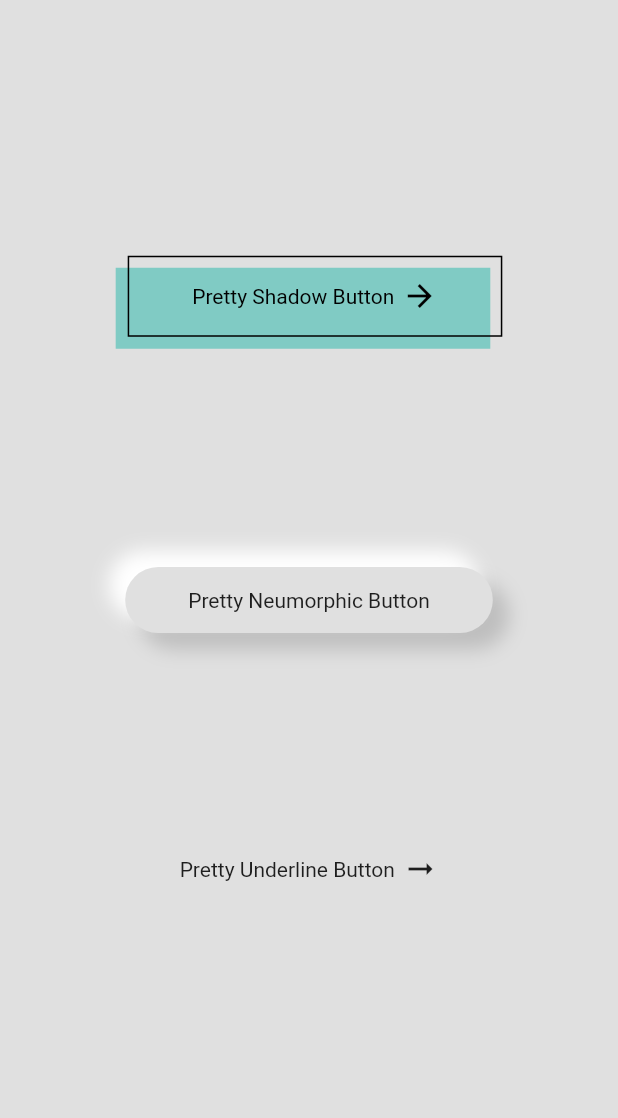
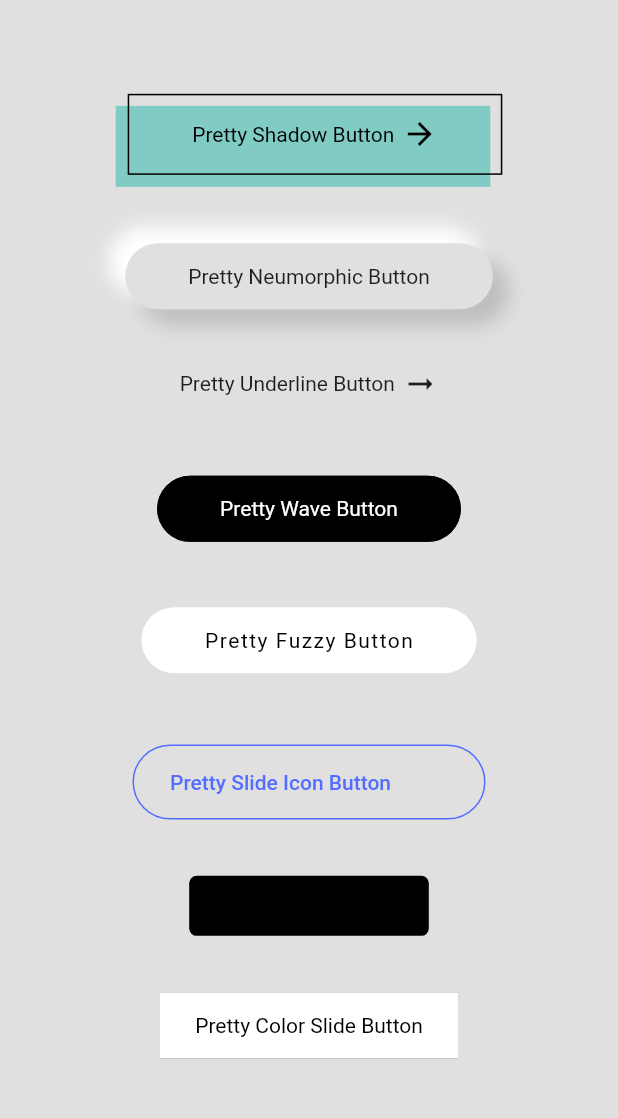
Before and after one commit to YeLwinOo-Steve/pretty_animated_buttons, a Flutter app: the screen it shows after launch, on a phone screen of 412 x 824 dp, the part 84-1202 px from its top. Run offline on Flutter 3.47's test engine with Material 2 defaults, Android fonts, the phone set to English and light mode, and no system bars; our stand-ins replace flutter_inset_box_shadow.

Commit message:
more buttons added

```diff
--- a/example/lib/main.dart
+++ b/example/lib/main.dart
@@ -61,6 +61,31 @@ class _PrettyButtonsExampleState extends State<PrettyButtonsExample> {
                 onPressed: () {},
                 secondSlideColor: scaffoldBg,
               ),
+              PrettyWaveButton(
+                child: const Text(
+                  'Pretty Wave Button',
+                  style: TextStyle(
+                    color: Colors.white,
+                  ),
+                ),
+                onPressed: () {},
+              ),
+              const PrettyFuzzyButton(
+                label: 'Pretty Fuzzy Button',
+                foregroundColor: Colors.black,
+              ),
+              PrettySlideIconButton(
+                foregroundColor: Colors.indigoAccent,
+                icon: Icons.arrow_forward,
+                label: 'Pretty Slide Icon Button',
+                labelStyle: Theme.of(context).textTheme.bodyLarge!,
+                slidePosition: SlidePosition.right,
+              ),
+              const PrettySlideUpButton(
+                firstChild: Text('First Slide Up Text'),
+                secondChild: Text('First Slide Up Text'),
+              ),
+              PrettyColorSlideButton(label: 'Pretty Color Slide Button',),
             ],
           ),
         ),
--- a/lib/configs/pkg_colors.dart
+++ b/lib/configs/pkg_colors.dart
@@ -3,3 +3,4 @@ import 'package:flutter/material.dart';
 const kBlack = Colors.black;
 const kWhite = Colors.white;
 final Color kTeal200 = Colors.teal.shade200;
+const kTransparent = Colors.transparent;
--- a/lib/configs/pkg_sizes.dart
+++ b/lib/configs/pkg_sizes.dart
@@ -23,6 +23,7 @@ const double s32 = 32.0;
 const double s38 = 38.0;
 const double s40 = 40.0;
 const double s42 = 42.0;
+const double s44 = 44.0;
 const double s48 = 48.0;
 const double s50 = 50.0;
 const double s60 = 60.0;
--- /dev/null
+++ b/lib/enums/slide_positions.dart
@@ -0,0 +1,6 @@
+enum SlidePosition {
+  left,
+  right,
+  top,
+  bottom,
+}
--- a/lib/pretty_buttons.dart
+++ b/lib/pretty_buttons.dart
@@ -4,3 +4,10 @@ export './widgets/pretty_shadow_button.dart';
 export './widgets/pretty_neumorphic_button.dart';
 export './widgets/pretty_slide_up_button.dart';
 export './widgets/pretty_underline_button.dart';
+export './widgets/pretty_wave_button.dart';
+export './widgets/pretty_fuzzy_button.dart';
+export './widgets/pretty_slide_icon_button.dart';
+export './widgets/pretty_color_slide_button.dart';
+
+// enumerations
+export './enums/slide_positions.dart';
--- /dev/null
+++ b/lib/widgets/pretty_color_slide_button.dart
@@ -0,0 +1,133 @@
+import 'package:flutter/material.dart';
+import 'package:pretty_buttons/configs/pkg_colors.dart';
+import 'package:pretty_buttons/configs/pkg_sizes.dart';
+import 'package:pretty_buttons/enums/slide_positions.dart';
+import 'package:pretty_buttons/extensions/string_ex.dart';
+import 'package:pretty_buttons/extensions/widget_ex.dart';
+
+class PrettyColorSlideButton extends StatefulWidget {
+  const PrettyColorSlideButton({
+    super.key,
+    this.bgColor = kBlack,
+    this.foregroundColor = kWhite,
+    required this.label,
+    this.labelStyle,
+    this.position = SlidePosition.bottom,
+    this.padding = const EdgeInsets.symmetric(horizontal: s24, vertical: s14),
+  });
+  final Color bgColor;
+  final Color foregroundColor;
+  final String label;
+  final TextStyle? labelStyle;
+  final SlidePosition position;
+  final EdgeInsetsGeometry? padding;
+  @override
+  State<PrettyColorSlideButton> createState() => _PrettyColorSlideButtonState();
+}
+
+class _PrettyColorSlideButtonState extends State<PrettyColorSlideButton>
+    with SingleTickerProviderStateMixin {
+  late AnimationController _controller;
+  late Size textSize;
+  late Size btnSize;
+  TextStyle? labelStyle;
+  @override
+  void initState() {
+    super.initState();
+    _controller = AnimationController(vsync: this, duration: duration500);
+  }
+
+  @override
+  void didChangeDependencies() {
+    super.didChangeDependencies();
+    labelStyle = widget.labelStyle ?? Theme.of(context).textTheme.bodyMedium;
+    textSize = widget.label.textSize(
+      style: labelStyle,
+    );
+    btnSize = Size(
+      textSize.width + widget.padding!.horizontal,
+      textSize.height + widget.padding!.vertical,
+    );
+  }
+
+  @override
+  void dispose() {
+    _controller.dispose();
+    super.dispose();
+  }
+
+  @override
+  Widget build(BuildContext context) {
+    return GestureDetector(
+      onTap: () {
+        _controller.reset();
+        _controller.forward();
+      },
+      child: <Widget>[
+        Container(
+          padding: widget.padding,
+          decoration: BoxDecoration(
+            color: widget.bgColor,
+          ),
+          child: Text(
+            'Pretty Color Slide Button',
+            style: TextStyle(
+              color: widget.foregroundColor,
+            ),
+          ),
+        ),
+        SlideColorAnimation(
+          animation: _controller,
+          bgColor: widget.foregroundColor,
+          foregroundColor: widget.bgColor,
+          btnSize: btnSize,
+          padding: widget.padding,
+          position: widget.position,
+        ),
+      ].addStack(),
+    );
+  }
+}
+
+class SlideColorAnimation extends AnimatedWidget {
+  const SlideColorAnimation({
+    super.key,
+    required this.animation,
+    required this.bgColor,
+    required this.foregroundColor,
+    required this.btnSize,
+    required this.padding,
+    required this.position,
+  }) : super(
+          listenable: animation,
+        );
+  final Animation<double> animation;
+  final Color bgColor;
+  final Color foregroundColor;
+  final EdgeInsetsGeometry? padding;
+  final Size btnSize;
+  final SlidePosition position;
+
+  Animation<double> get curvedAnimation =>
+      CurvedAnimation(parent: animation, curve: Curves.easeInOut);
+
+  Animation<double> get heightAnimation =>
+      Tween<double>(begin: btnSize.height, end: s0).animate(curvedAnimation);
+  @override
+  Widget build(BuildContext context) {
+    return Container(
+      alignment: position == SlidePosition.top
+       ? Alignment.topCenter : Alignment.bottomCenter,
+      width: btnSize.width,
+      height: heightAnimation.value,
+      padding: padding,
+      decoration: BoxDecoration(
+        color: bgColor,
+      ),
+      child: Text(
+        'Pretty Color Slide Button',
+        style: TextStyle(color: foregroundColor),
+      ),
+    );
+  }
+}
--- /dev/null
+++ b/lib/widgets/pretty_fuzzy_button.dart
@@ -0,0 +1,74 @@
+import 'package:flutter/foundation.dart';
+import 'package:flutter/gestures.dart';
+import 'package:flutter/material.dart';
+import 'package:pretty_buttons/configs/pkg_colors.dart';
+import 'package:pretty_buttons/configs/pkg_sizes.dart';
+
+class PrettyFuzzyButton extends StatefulWidget {
+  const PrettyFuzzyButton({
+    super.key,
+    required this.label,
+    required this.foregroundColor,
+  });
+  final String label;
+  final Color foregroundColor;
+  @override
+  State<PrettyFuzzyButton> createState() => _PrettyFuzzyButtonState();
+}
+
+class _PrettyFuzzyButtonState extends State<PrettyFuzzyButton> {
+  final double radius = s10;
+  final double sideRadius = s5;
+  bool _isHovered = false;
+  bool _isPressed = false;
+  final Color secondaryColor = const Color(0xff692ADF);
+  final Color originalColor = Colors.white;
+  @override
+  Widget build(BuildContext context) {
+    return InkWell(
+      onTapDown: (_) {
+        setState(() {
+          _isHovered = true;
+        });
+      },
+      onTapUp: (_) {
+        setState(() {
+          _isHovered = false;
+        });
+      },
+      onTapCancel: () {
+        setState(() {
+          _isHovered = false;
+        });
+      },
+      child: Container(
+        decoration: BoxDecoration(
+          borderRadius: BorderRadius.circular(s50),
+          color: _isHovered ? secondaryColor : originalColor,
+          boxShadow: _isHovered
+              ? [
+                  BoxShadow(
+                    color: secondaryColor.withOpacity(0.5),
+                    spreadRadius: 5,
+                    blurRadius: 7,
+                    offset: const Offset(0, 5), // changes position of shadow
+                  ),
+                ]
+              : null,
+        ),
+        padding: const EdgeInsets.symmetric(
+          vertical: s14,
+          horizontal: s42,
+        ),
+        margin: EdgeInsets.only(bottom: radius),
+        child: Text(
+          widget.label,
+          style: TextStyle(
+            letterSpacing: _isHovered ? s2 : s1,
+            color: widget.foregroundColor,
+          ),
+        ),
+      ),
+    );
+  }
+}
--- a/lib/widgets/pretty_shadow_button.dart
+++ b/lib/widgets/pretty_shadow_button.dart
@@ -3,6 +3,8 @@ import 'package:pretty_buttons/configs/pkg_colors.dart';
 import 'package:pretty_buttons/configs/pkg_sizes.dart';
 import 'package:pretty_buttons/extensions/widget_ex.dart';
 
+/// [PrettyShadowButton] is animated button that consists of two main parts - Button part, Shadow part
+/// In Button part, you can add label and icon and
 class PrettyShadowButton extends StatefulWidget {
   const PrettyShadowButton({
     Key? key,
--- /dev/null
+++ b/lib/widgets/pretty_slide_icon_button.dart
@@ -0,0 +1,141 @@
+import 'package:flutter/foundation.dart';
+import 'package:flutter/material.dart';
+import 'package:pretty_buttons/configs/pkg_sizes.dart';
+import 'package:pretty_buttons/enums/slide_positions.dart';
+
+/// [PrettySlideIconButton] is an animated slide icon button
+/// creates slide icon animation when hovering on web and
+/// when tapping on other platforms
+/// Tweak slide animation positions by using [SlidePosition.left] or [SlidePosition.right]
+///
+class PrettySlideIconButton extends StatefulWidget {
+  const PrettySlideIconButton({
+    super.key,
+    required this.foregroundColor,
+    required this.icon,
+    required this.label,
+    required this.labelStyle,
+    this.slidePosition = SlidePosition.left,
+    this.duration = duration500,
+    this.curve = Curves.easeInOut,
+    this.padding = const EdgeInsets.symmetric(
+      horizontal: s24,
+      vertical: s12,
+    ),
+    this.borderWidth = s1,
+  });
+  final Color foregroundColor;
+  final IconData icon;
+  final String label;
+  final TextStyle labelStyle;
+  final SlidePosition? slidePosition;
+  final Duration duration;
+  final Curve curve;
+  final EdgeInsetsGeometry padding;
+  final double borderWidth;
+  @override
+  State<PrettySlideIconButton> createState() => _PrettySlideIconButtonState();
+}
+
+class _PrettySlideIconButtonState extends State<PrettySlideIconButton>
+    with SingleTickerProviderStateMixin {
+  late AnimationController _controller;
+
+  @override
+  void initState() {
+    super.initState();
+    _controller = AnimationController(vsync: this, duration: widget.duration);
+  }
+
+  @override
+  Widget build(BuildContext context) {
+    return MouseRegion(
+      onHover: (_) {
+        if (kIsWeb) {
+          _controller.forward();
+        }
+      },
+      onExit: (_) {
+        if (kIsWeb) {
+          _controller.reverse();
+        }
+      },
+      child: GestureDetector(
+        onTap: () {
+          _controller.forward();
+        },
+        child: Container(
+          decoration: BoxDecoration(
+            borderRadius: BorderRadius.circular(s50),
+            border: Border.all(
+              color: widget.foregroundColor,
+              width: widget.borderWidth,
+            ),
+          ),
+          padding: widget.padding,
+          child: Row(
+            mainAxisSize: MainAxisSize.min,
+            children: [
+              Text(
+                widget.label,
+                style: widget.labelStyle.copyWith(
+                  color: widget.foregroundColor,
+                ),
+              ),
+              horizontalSpaceMedium,
+              SlideIcon(
+                animation: _controller,
+                icon: widget.icon,
+                color: widget.foregroundColor,
+                slidePosition: widget.slidePosition,
+                curve: widget.curve,
+              ),
+            ],
+          ),
+        ),
+      ),
+    );
+  }
+}
+
+class SlideIcon extends StatelessWidget {
+  const SlideIcon({
+    super.key,
+    required this.animation,
+    required this.icon,
+    required this.color,
+    this.slidePosition,
+    this.curve = Curves.easeInOut,
+  });
+  final Animation<double> animation;
+  final SlidePosition? slidePosition;
+  final Curve curve;
+  final IconData icon;
+  final Color color;
+  Animation<Offset> get leftSlideAnimation =>
+      Tween<Offset>(begin: const Offset(-1, 0), end: Offset.zero)
+          .animate(curvedAnimation);
+  Animation<Offset> get rightSlideAnimation =>
+      Tween<Offset>(begin: const Offset(1, 0), end: Offset.zero)
+          .animate(curvedAnimation);
+
+  Animation<double> get curvedAnimation => CurvedAnimation(
+        parent: animation,
+        curve: curve,
+      );
+  @override
+  Widget build(BuildContext context) {
+    return FadeTransition(
+      opacity: curvedAnimation,
+      child: SlideTransition(
+        position: slidePosition == SlidePosition.left
+            ? leftSlideAnimation
+            : rightSlideAnimation,
+        child: Icon(
+          icon,
+          color: color,
+        ),
+      ),
+    );
+  }
+}
--- a/lib/widgets/pretty_slide_up_button.dart
+++ b/lib/widgets/pretty_slide_up_button.dart
@@ -2,99 +2,114 @@ import 'package:flutter/material.dart';
 import 'package:pretty_buttons/configs/pkg_colors.dart';
 import 'package:pretty_buttons/configs/pkg_sizes.dart';
 
+/// [PrettySlideUpButton] has two children
+/// It always shows first child if there's no interaction such as pressing the button
+/// When tapped, first child slides up and second child replaces the first child's place
+///
 class PrettySlideUpButton extends StatefulWidget {
   const PrettySlideUpButton({
     super.key,
-    this.verticalPadding,
-    this.horizontalPadding,
+    this.padding = const EdgeInsets.symmetric(vertical: s12, horizontal: s24),
+    required this.firstChild,
+    required this.secondChild,
+    this.bgColor = kBlack,
+    this.borderRadius = s5,
+    this.duration = duration500,
+    this.curve = Curves.easeInOut,
   });
-  final double? verticalPadding;
-  final double? horizontalPadding;
+  final EdgeInsetsGeometry? padding;
+  final Widget firstChild;
+  final Widget secondChild;
+  final Color bgColor;
+  final double borderRadius;
+  final Duration duration;
+  final Curve curve;
   @override
   State<PrettySlideUpButton> createState() => _PrettySlideUpButtonState();
 }
 
 class _PrettySlideUpButtonState extends State<PrettySlideUpButton>
     with SingleTickerProviderStateMixin {
+
   late AnimationController _controller;
   @override
   void initState() {
     _controller = AnimationController(
       vsync: this,
-      duration: duration500,
+      duration: widget.duration,
     );
     super.initState();
   }
 
   @override
+  void dispose() {
+    _controller.dispose();
+    super.dispose();
+  }
+
+  Animation<Offset> get firstSlideUpAnimation =>
+      Tween<Offset>(begin: Offset.zero, end: const Offset(0, -1)).animate(
+        firstAnimation,
+      );
+  Animation<double> get firstOpacityAnimation =>
+      Tween<double>(begin: s1, end: s0).animate(firstAnimation);
+
+  Animation<double> get firstAnimation => CurvedAnimation(
+        parent: _controller,
+        curve: Interval(
+          0,
+          0.5,
+          curve: widget.curve,
+        ),
+      );
+
+  Animation<Offset> get secondSlideUpAnimation => Tween<Offset>(
+        begin: const Offset(0, 1),
+        end: Offset.zero,
+      ).animate(
+        secondAnimation,
+      );
+  Animation<double> get secondOpacityAnimation =>
+      Tween<double>(begin: s0, end: s18).animate(secondAnimation);
+  Animation<double> get secondAnimation => CurvedAnimation(
+        parent: _controller,
+        curve: Interval(
+          0.5,
+          1.0,
+          curve: widget.curve,
+        ),
+      );
+
+  @override
   Widget build(BuildContext context) {
     return GestureDetector(
       onTap: () {
+        _controller.reset();
         _controller.forward();
       },
-      child: SlideUpText(
-        controller: _controller,
-      ),
-    );
-  }
-}
-
-class SlideUpText extends AnimatedWidget {
-  const SlideUpText({super.key, required this.controller})
-      : super(
-          listenable: controller,
-        );
-  final Animation<double> controller;
-  Animation<Offset> get upperSlideUpAnimation =>
-      Tween<Offset>(begin: Offset.zero, end: const Offset(0, -1)).animate(
-        CurvedAnimation(
-          parent: controller,
-          curve: const Interval(
-            0,
-            0.5,
-            curve: Curves.easeInOut,
+      child: Container(
+        decoration: BoxDecoration(
+          borderRadius: BorderRadius.circular(
+            widget.borderRadius,
           ),
+          color: widget.bgColor,
         ),
-      );
-
-  Animation<Offset> get lowerSlideUpAnimation => Tween<Offset>(
-        begin: const Offset(0, 1),
-        end: Offset.zero,
-      ).animate(
-        CurvedAnimation(
-          parent: controller,
-          curve: const Interval(
-            0.5,
-            1.0,
-            curve: Curves.easeInOut,
-          ),
-        ),
-      );
-
-  Animation<String> get textAnimation =>
-      Tween<String>(begin: 'I love you', end: 'yoh yoh').animate(controller);
-
-  @override
-  Widget build(BuildContext context) {
-    return Container(
-      decoration: BoxDecoration(
-        borderRadius: BorderRadius.circular(s5),
-        color: kTeal200,
-      ),
-      padding: const EdgeInsets.symmetric(vertical: s12, horizontal: s24),
-      child: Center(
+        padding: widget.padding,
         child: Stack(
+          alignment: Alignment.center,
           children: [
-            SlideTransition(
-              position: upperSlideUpAnimation,
-              child: Text(
-                textAnimation.value,
+            FadeTransition(
+              opacity: firstOpacityAnimation,
+              child: SlideTransition(
+                position: firstSlideUpAnimation,
+                child: widget.firstChild,
               ),
             ),
-            SlideTransition(
-              position: lowerSlideUpAnimation,
-              child: Text(
-                textAnimation.value,
+            FadeTransition(
+              opacity: secondOpacityAnimation,
+              child: SlideTransition(
+                position: secondSlideUpAnimation,
+                child: widget.secondChild,
               ),
             ),
           ],
--- a/lib/widgets/pretty_underline_button.dart
+++ b/lib/widgets/pretty_underline_button.dart
@@ -4,6 +4,11 @@ import 'package:pretty_buttons/configs/pkg_sizes.dart';
 import 'package:pretty_buttons/extensions/string_ex.dart';
 import 'package:pretty_buttons/extensions/widget_ex.dart';
 
+/// [PrettyUnderlineButton] is animated button
+/// that creates slide underline animation and moves the icon to the right a bit
+/// when user taps on the button
+/// There are two underline slide animations and
+/// you can specify each color using [firstSlideColor] & [secondSlideColor] parameters
 class PrettyUnderlineButton extends StatefulWidget {
   const PrettyUnderlineButton({
     super.key,
--- /dev/null
+++ b/lib/widgets/pretty_wave_button.dart
@@ -0,0 +1,155 @@
+import 'package:flutter/material.dart';
+import 'package:pretty_buttons/configs/pkg_colors.dart';
+import 'package:pretty_buttons/configs/pkg_sizes.dart';
+import 'package:pretty_buttons/extensions/widget_ex.dart';
+
+/// [PrettyWaveButton] is a custom button that creates wave effect when pressed
+/// You can tweak wave length effect by using [waveLength] property
+/// Adjust width and height of the container by using [verticalPadding] and [horizontalPadding] properties
+/// Define animation duration using [duration] and animation curve by [curve]
+class PrettyWaveButton extends StatefulWidget {
+  const PrettyWaveButton({
+    super.key,
+    required this.child,
+    required this.onPressed,
+    this.borderRadius = s50,
+    this.backgroundColor = kBlack,
+    this.verticalPadding = s14,
+    this.horizontalPadding = s42,
+    this.duration = duration1000,
+    this.curve = Curves.easeInOut,
+    this.waveLength = s6,
+  });
+  final VoidCallback onPressed;
+  final double borderRadius;
+  final Color backgroundColor;
+  final double verticalPadding;
+  final double horizontalPadding;
+  final Duration duration;
+  final Curve curve;
+  final double waveLength;
+  final Widget child;
+  @override
+  State<PrettyWaveButton> createState() => _PrettyWaveButtonState();
+}
+
+class _PrettyWaveButtonState extends State<PrettyWaveButton>
+    with TickerProviderStateMixin {
+  late AnimationController _controller;
+
+  @override
+  void initState() {
+    super.initState();
+    _controller = AnimationController(vsync: this, duration: widget.duration);
+    _controller.addStatusListener(controllerListener);
+  }
+
+  void controllerListener(AnimationStatus status) {
+    if (status == AnimationStatus.completed) {
+      _controller.reset();
+    }
+  }
+
+  @override
+  void dispose() {
+    _controller.dispose();
+    super.dispose();
+  }
+
+  @override
+  Widget build(BuildContext context) {
+    return GestureDetector(
+      onTapDown: (_) {
+        _controller.forward();
+        widget.onPressed();
+      },
+      child: <Widget>[
+        AnimatedBorderButton(
+          animation: _controller,
+          curve: widget.curve,
+          verticalPadding: widget.verticalPadding,
+          horizontalPadding: widget.horizontalPadding,
+          waveLength: widget.waveLength,
+          backgroundColor: widget.backgroundColor,
+          borderRadius: widget.borderRadius,
+          child: widget.child,
+        ),
+        Container(
+          decoration: BoxDecoration(
+            borderRadius: BorderRadius.circular(widget.borderRadius + 2),
+            color: widget.backgroundColor,
+          ),
+          padding: EdgeInsets.symmetric(
+            vertical: widget.verticalPadding,
+            horizontal: widget.horizontalPadding,
+          ),
+          margin: EdgeInsets.all(widget.waveLength),
+          child: widget.child,
+        ),
+      ].addStack(
+        alignment: Alignment.center,
+      ),
+    );
+  }
+}
+
+class AnimatedBorderButton extends AnimatedWidget {
+  const AnimatedBorderButton({
+    super.key,
+    required this.animation,
+    required this.curve,
+    required this.verticalPadding,
+    required this.horizontalPadding,
+    required this.borderRadius,
+    required this.waveLength,
+    required this.backgroundColor,
+    required this.child,
+  }) : super(
+          listenable: animation,
+        );
+  final Animation<double> animation;
+  final Curve curve;
+  final double verticalPadding;
+  final double horizontalPadding;
+  final double borderRadius;
+  final double waveLength;
+  final Color backgroundColor;
+  final Widget child;
+
+  Animation<double> get verticalBorderAnimation => Tween<double>(
+        begin: verticalPadding - waveLength,
+        end: verticalPadding + waveLength,
+      ).animate(curvedAnimation);
+
+  Animation<double> get horizontalBorderAnimation => Tween<double>(
+        begin: horizontalPadding - waveLength,
+        end: horizontalPadding + waveLength,
+      ).animate(curvedAnimation);
+
+  Animation<double> get borderAnimation =>
+      Tween<double>(begin: waveLength, end: s0).animate(curvedAnimation);
+
+  Animation<double> get curvedAnimation => CurvedAnimation(
+        parent: animation,
+        curve: curve,
+      );
+  @override
+  Widget build(BuildContext context) {
+    return Container(
+      decoration: BoxDecoration(
+        borderRadius: BorderRadius.circular(borderRadius),
+        border: Border.all(
+          color: backgroundColor,
+          width: borderAnimation.value,
+          strokeAlign: BorderSide.strokeAlignInside,
+        ),
+        color: kTransparent,
+      ),
+      padding: EdgeInsets.symmetric(
+        vertical: verticalBorderAnimation.value,
+        horizontal: horizontalBorderAnimation.value,
+      ),
+      child: child,
+    );
+  }
+}
```
